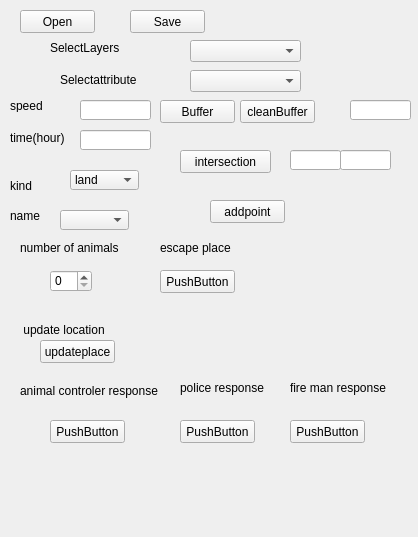
First picture: the form in escapers/escapers_dockwidget_base.ui, repository tarapakis/GEO1005, before the edit.
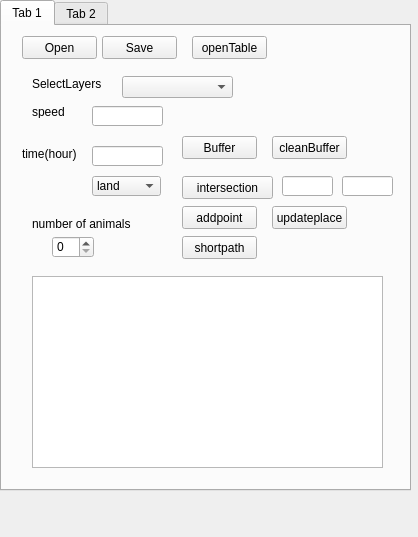
Second picture: the form after the edit.

Patch:
```diff
--- a/escapers/escapers_dockwidget_base.ui
+++ b/escapers/escapers_dockwidget_base.ui
@@ -14,95 +14,37 @@
    <string>escapers</string>
   </property>
   <widget class="QWidget" name="dockWidgetContents">
-   <widget class="QComboBox" name="comboBox">
+   <widget class="QTabWidget" name="tabWidget">
     <property name="geometry">
      <rect>
-      <x>70</x>
-      <y>170</y>
-      <width>69</width>
-      <height>20</height>
+      <x>0</x>
+      <y>0</y>
+      <width>411</width>
+      <height>491</height>
      </rect>
     </property>
-    <item>
-     <property name="text">
-      <string>land</string>
-     </property>
-    </item>
-    <item>
-     <property name="text">
-      <string>tree</string>
-     </property>
-    </item>
-    <item>
-     <property name="text">
-      <string>water</string>
-     </property>
-    </item>
-   </widget>
-   <widget class="QComboBox" name="comboBox_2">
-    <property name="geometry">
-     <rect>
-      <x>60</x>
-      <y>210</y>
-      <width>69</width>
-      <height>20</height>
-     </rect>
-    </property>
-   </widget>
-   <widget class="QPushButton" name="pushButton">
-    <property name="geometry">
-     <rect>
-      <x>50</x>
-      <y>420</y>
-      <width>75</width>
-      <height>23</height>
-     </rect>
-    </property>
-    <property name="text">
-     <string>PushButton</string>
-    </property>
-   </widget>
+    <property name="currentIndex">
+     <number>0</number>
+    </property>
+    <widget class="QWidget" name="tab">
+     <attribute name="title">
+      <string>Tab 1</string>
+     </attribute>
    <widget class="QSpinBox" name="spinBox">
     <property name="geometry">
      <rect>
       <x>50</x>
-      <y>270</y>
+        <y>210</y>
       <width>42</width>
       <height>22</height>
      </rect>
     </property>
    </widget>
-   <widget class="QPushButton" name="cleanButton">
-    <property name="geometry">
-     <rect>
-      <x>240</x>
-      <y>100</y>
-      <width>75</width>
-      <height>23</height>
-     </rect>
-    </property>
-    <property name="text">
-     <string>cleanBuffer</string>
-    </property>
-   </widget>
-   <widget class="QPushButton" name="pushButton_3">
-    <property name="geometry">
-     <rect>
-      <x>160</x>
-      <y>270</y>
-      <width>75</width>
-      <height>23</height>
-     </rect>
-    </property>
-    <property name="text">
-     <string>PushButton</string>
-    </property>
-   </widget>
    <widget class="QLabel" name="label">
     <property name="geometry">
      <rect>
-      <x>20</x>
-      <y>240</y>
+        <x>30</x>
+        <y>190</y>
       <width>141</width>
       <height>16</height>
      </rect>
@@ -111,197 +53,11 @@
      <string>number of animals</string>
     </property>
    </widget>
-   <widget class="QLabel" name="label_2">
-    <property name="geometry">
-     <rect>
-      <x>20</x>
-      <y>320</y>
-      <width>251</width>
-      <height>20</height>
-     </rect>
-    </property>
-    <property name="text">
-     <string> update location</string>
-    </property>
-   </widget>
-   <widget class="QLabel" name="label_3">
-    <property name="geometry">
-     <rect>
-      <x>160</x>
-      <y>240</y>
-      <width>111</width>
-      <height>16</height>
-     </rect>
-    </property>
-    <property name="text">
-     <string>escape place</string>
-    </property>
-   </widget>
-   <widget class="QPushButton" name="pushButton_4">
-    <property name="geometry">
-     <rect>
-      <x>180</x>
-      <y>420</y>
-      <width>75</width>
-      <height>23</height>
-     </rect>
-    </property>
-    <property name="text">
-     <string>PushButton</string>
-    </property>
-   </widget>
-   <widget class="QLabel" name="label_4">
-    <property name="geometry">
-     <rect>
-      <x>180</x>
-      <y>380</y>
-      <width>91</width>
-      <height>16</height>
-     </rect>
-    </property>
-    <property name="text">
-     <string>police response</string>
-    </property>
-   </widget>
-   <widget class="QLabel" name="label_5">
-    <property name="geometry">
-     <rect>
-      <x>20</x>
-      <y>370</y>
-      <width>171</width>
-      <height>41</height>
-     </rect>
-    </property>
-    <property name="text">
-     <string>animal controler response</string>
-    </property>
-   </widget>
-   <widget class="QPushButton" name="pushButton_5">
-    <property name="geometry">
-     <rect>
-      <x>290</x>
-      <y>420</y>
-      <width>75</width>
-      <height>23</height>
-     </rect>
-    </property>
-    <property name="text">
-     <string>PushButton</string>
-    </property>
-   </widget>
-   <widget class="QLabel" name="label_6">
-    <property name="geometry">
-     <rect>
-      <x>290</x>
-      <y>380</y>
-      <width>131</width>
-      <height>16</height>
-     </rect>
-    </property>
-    <property name="text">
-     <string>fire man response</string>
-    </property>
-   </widget>
-   <widget class="QPushButton" name="OpenScenarioButton">
-    <property name="geometry">
-     <rect>
-      <x>20</x>
-      <y>10</y>
-      <width>75</width>
-      <height>23</height>
-     </rect>
-    </property>
-    <property name="text">
-     <string>Open</string>
-    </property>
-   </widget>
-   <widget class="QPushButton" name="SaveScenarioButton">
-    <property name="geometry">
-     <rect>
-      <x>130</x>
-      <y>10</y>
-      <width>75</width>
-      <height>23</height>
-     </rect>
-    </property>
-    <property name="text">
-     <string>Save</string>
-    </property>
-   </widget>
-   <widget class="QComboBox" name="selectLayerCombo">
-    <property name="geometry">
-     <rect>
-      <x>190</x>
-      <y>40</y>
-      <width>111</width>
-      <height>22</height>
-     </rect>
-    </property>
-   </widget>
-   <widget class="QComboBox" name="selectAttributeCombo">
-    <property name="geometry">
-     <rect>
-      <x>190</x>
-      <y>70</y>
-      <width>111</width>
-      <height>22</height>
-     </rect>
-    </property>
-   </widget>
-   <widget class="QLabel" name="SelectLayers">
-    <property name="geometry">
-     <rect>
-      <x>50</x>
-      <y>40</y>
-      <width>91</width>
-      <height>16</height>
-     </rect>
-    </property>
-    <property name="text">
-     <string>SelectLayers</string>
-    </property>
-   </widget>
-   <widget class="QLabel" name="label_7">
-    <property name="geometry">
-     <rect>
-      <x>60</x>
-      <y>70</y>
-      <width>101</width>
-      <height>20</height>
-     </rect>
-    </property>
-    <property name="text">
-     <string>Selectattribute</string>
-    </property>
-   </widget>
-   <widget class="QPushButton" name="bufferButton">
-    <property name="geometry">
-     <rect>
-      <x>160</x>
-      <y>100</y>
-      <width>75</width>
-      <height>23</height>
-     </rect>
-    </property>
-    <property name="text">
-     <string>Buffer</string>
-    </property>
-   </widget>
-   <widget class="QLineEdit" name="bufferCutoffEdit">
-    <property name="geometry">
-     <rect>
-      <x>350</x>
-      <y>100</y>
-      <width>61</width>
-      <height>20</height>
-     </rect>
-    </property>
-   </widget>
    <widget class="QPushButton" name="addpointbutton">
     <property name="geometry">
      <rect>
-      <x>210</x>
-      <y>200</y>
+        <x>180</x>
+        <y>180</y>
       <width>75</width>
       <height>23</height>
      </rect>
@@ -310,6 +66,19 @@
      <string>addpoint</string>
     </property>
    </widget>
+     <widget class="QPushButton" name="updatePlaceButton">
+      <property name="geometry">
+       <rect>
+        <x>270</x>
+        <y>180</y>
+        <width>75</width>
+        <height>23</height>
+       </rect>
+      </property>
+      <property name="text">
+       <string>updateplace</string>
+      </property>
+     </widget>
    <widget class="QPushButton" name="intersectionbutton">
     <property name="geometry">
      <rect>
@@ -326,7 +95,7 @@
    <widget class="QLineEdit" name="layer1Edit">
     <property name="geometry">
      <rect>
-      <x>290</x>
+        <x>280</x>
       <y>150</y>
       <width>51</width>
       <height>20</height>
@@ -343,21 +112,36 @@
      </rect>
     </property>
    </widget>
-   <widget class="QLineEdit" name="timeEdit">
+     <widget class="QComboBox" name="comboBox">
     <property name="geometry">
      <rect>
-      <x>80</x>
-      <y>130</y>
-      <width>71</width>
+        <x>90</x>
+        <y>150</y>
+        <width>69</width>
       <height>20</height>
      </rect>
     </property>
+      <item>
+       <property name="text">
+        <string>land</string>
+       </property>
+      </item>
+      <item>
+       <property name="text">
+        <string>tree</string>
+       </property>
+      </item>
+      <item>
+       <property name="text">
+        <string>water</string>
+       </property>
+      </item>
    </widget>
    <widget class="QLabel" name="label_8">
     <property name="geometry">
      <rect>
-      <x>10</x>
-      <y>130</y>
+        <x>20</x>
+        <y>120</y>
       <width>61</width>
       <height>16</height>
      </rect>
@@ -366,11 +150,31 @@
      <string>time(hour)</string>
     </property>
    </widget>
+     <widget class="QLineEdit" name="timeEdit">
+      <property name="geometry">
+       <rect>
+        <x>90</x>
+        <y>120</y>
+        <width>71</width>
+        <height>20</height>
+       </rect>
+      </property>
+     </widget>
+     <widget class="QLineEdit" name="speedEdit">
+      <property name="geometry">
+       <rect>
+        <x>90</x>
+        <y>80</y>
+        <width>71</width>
+        <height>20</height>
+       </rect>
+      </property>
+     </widget>
    <widget class="QLabel" name="label_9">
     <property name="geometry">
      <rect>
-      <x>10</x>
-      <y>100</y>
+        <x>30</x>
+        <y>80</y>
       <width>54</width>
       <height>12</height>
      </rect>
@@ -379,54 +183,138 @@
      <string>speed</string>
     </property>
    </widget>
-   <widget class="QLabel" name="label_10">
+     <widget class="QPushButton" name="bufferButton">
     <property name="geometry">
      <rect>
-      <x>10</x>
-      <y>180</y>
-      <width>54</width>
-      <height>12</height>
+        <x>180</x>
+        <y>110</y>
+        <width>75</width>
+        <height>23</height>
      </rect>
     </property>
     <property name="text">
-     <string>kind</string>
-    </property>
-   </widget>
-   <widget class="QLabel" name="label_11">
+       <string>Buffer</string>
+      </property>
+     </widget>
+     <widget class="QPushButton" name="cleanButton">
     <property name="geometry">
      <rect>
-      <x>10</x>
+        <x>270</x>
+        <y>110</y>
+        <width>75</width>
+        <height>23</height>
+       </rect>
+      </property>
+      <property name="text">
+       <string>cleanBuffer</string>
+      </property>
+     </widget>
+     <widget class="QComboBox" name="selectLayerCombo">
+      <property name="geometry">
+       <rect>
+        <x>120</x>
+        <y>50</y>
+        <width>111</width>
+        <height>22</height>
+       </rect>
+      </property>
+     </widget>
+     <widget class="QLabel" name="SelectLayers">
+      <property name="geometry">
+       <rect>
+        <x>30</x>
+        <y>50</y>
+        <width>91</width>
+        <height>16</height>
+       </rect>
+      </property>
+      <property name="text">
+       <string>SelectLayers</string>
+      </property>
+     </widget>
+     <widget class="QPushButton" name="OpenScenarioButton">
+      <property name="geometry">
+       <rect>
+        <x>20</x>
+        <y>10</y>
+        <width>75</width>
+        <height>23</height>
+       </rect>
+      </property>
+      <property name="text">
+       <string>Open</string>
+      </property>
+     </widget>
+     <widget class="QPushButton" name="SaveScenarioButton">
+      <property name="geometry">
+       <rect>
+        <x>100</x>
+        <y>10</y>
+        <width>75</width>
+        <height>23</height>
+       </rect>
+      </property>
+      <property name="text">
+       <string>Save</string>
+      </property>
+     </widget>
+     <widget class="QPushButton" name="shortpath">
+      <property name="geometry">
+       <rect>
+        <x>180</x>
       <y>210</y>
-      <width>54</width>
-      <height>12</height>
+        <width>75</width>
+        <height>23</height>
      </rect>
     </property>
     <property name="text">
-     <string>name</string>
-    </property>
-   </widget>
-   <widget class="QLineEdit" name="speedEdit">
+       <string>shortpath</string>
+      </property>
+     </widget>
+     <widget class="QTableWidget" name="statisticsTable">
     <property name="geometry">
      <rect>
-      <x>80</x>
-      <y>100</y>
-      <width>71</width>
-      <height>20</height>
+        <x>30</x>
+        <y>250</y>
+        <width>351</width>
+        <height>192</height>
      </rect>
     </property>
    </widget>
-   <widget class="QPushButton" name="updatePlaceButton">
+     <widget class="QPushButton" name="openTableButton">
     <property name="geometry">
      <rect>
-      <x>40</x>
-      <y>340</y>
+        <x>190</x>
+        <y>10</y>
       <width>75</width>
       <height>23</height>
      </rect>
     </property>
     <property name="text">
-     <string>updateplace</string>
-    </property>
+       <string>openTable</string>
+      </property>
+     </widget>
+    </widget>
+    <widget class="QWidget" name="tab_2">
+     <attribute name="title">
+      <string>Tab 2</string>
+     </attribute>
+     <widget class="QWidget" name="formLayoutWidget_2">
+      <property name="geometry">
+       <rect>
+        <x>10</x>
+        <y>0</y>
+        <width>211</width>
+        <height>431</height>
+       </rect>
+      </property>
+      <layout class="QFormLayout" name="formLayout_2">
+       <property name="fieldGrowthPolicy">
+        <enum>QFormLayout::AllNonFixedFieldsGrow</enum>
+       </property>
+      </layout>
+     </widget>
+    </widget>
    </widget>
   </widget>
  </widget>
```
Lines whose indentation alone changed are shown as unchanged.
